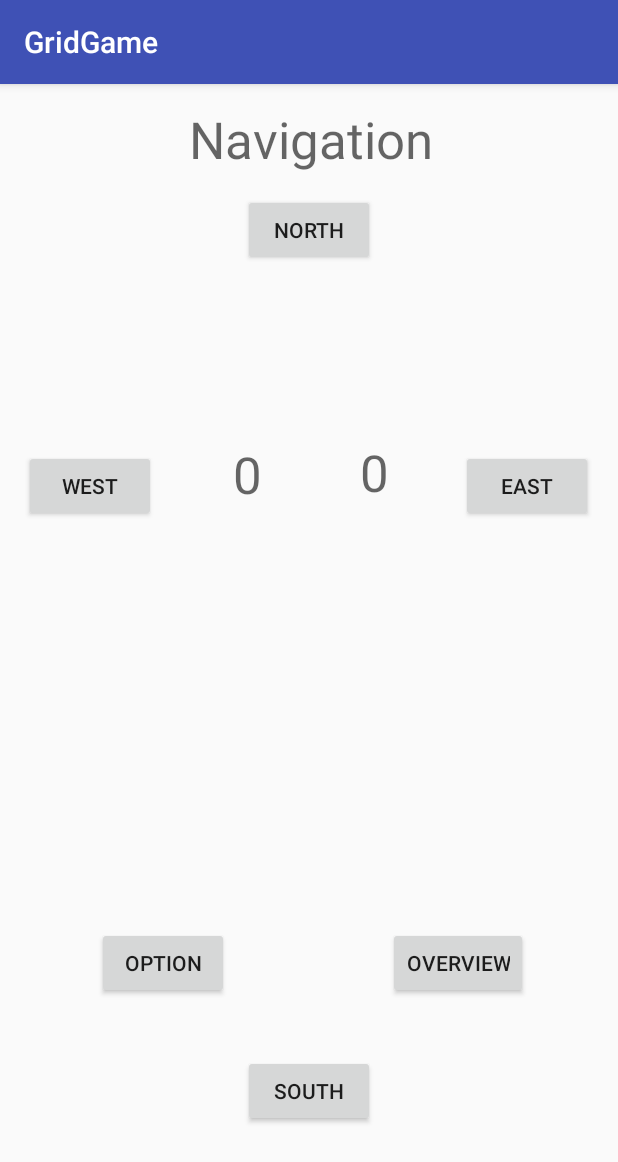
After one commit to CPMugMan/GridGame, an Android app: the NavigationActivity screen opened directly, with no data from a screen before it, on a phone screen of 412 x 824 dp. The commit adds this screen. Shown: the top 1162 px of the screen. Run offline under Robolectric (Android 15) with nearby library versions, the phone set to English and light mode, and no system bars.

Commit message:
Created Model Clases

```diff
--- a/app/src/main/AndroidManifest.xml
+++ b/app/src/main/AndroidManifest.xml
@@ -16,6 +16,7 @@
                 <category android:name="android.intent.category.LAUNCHER" />
             </intent-filter>
         </activity>
+        <activity android:name=".NavigationActivity"></activity>
     </application>
 
 </manifest>
--- /dev/null
+++ b/app/src/main/java/au/edu/curtin/gridgame/NavigationActivity.java
@@ -0,0 +1,42 @@
+package au.edu.curtin.gridgame;
+
+import android.support.v7.app.AppCompatActivity;
+import android.os.Bundle;
+import android.widget.Button;
+import android.widget.TextView;
+
+import org.w3c.dom.Text;
+
+public class NavigationActivity extends AppCompatActivity
+{
+    private Button northButton;
+    private Button southButton;
+    private Button eastButton;
+    private Button westButton;
+    private Button optionButton;
+    private Button overviewButton;
+    private TextView xCoord;
+    private TextView yCoord;
+
+
+    @Override
+    protected void onCreate(Bundle savedInstanceState)
+    {
+        super.onCreate(savedInstanceState);
+        setContentView(R.layout.activity_navigation);
+    }
+
+    private void initialButton()
+    {
+        northButton = (Button)findViewById(R.id.northButton);
+        southButton = (Button)findViewById(R.id.southButton);
+        eastButton = (Button)findViewById(R.id.eastButton);
+        westButton = (Button)findViewById(R.id.westButton);
+        optionButton = (Button)findViewById(R.id.optionButton);
+        overviewButton = (Button)findViewById(R.id.overviewButton);
+        xCoord = (TextView)findViewById(R.id.xCoord);
+        yCoord = (TextView)findViewById(R.id.yCoord);
+    }
+
+
+}
--- /dev/null
+++ b/app/src/main/res/layout/activity_navigation.xml
@@ -0,0 +1,163 @@
+<?xml version="1.0" encoding="utf-8"?>
+<android.support.constraint.ConstraintLayout xmlns:android="http://schemas.android.com/apk/res/android"
+    xmlns:app="http://schemas.android.com/apk/res-auto"
+    xmlns:tools="http://schemas.android.com/tools"
+    android:layout_width="match_parent"
+    android:layout_height="match_parent"
+    tools:context=".NavigationActivity">
+
+    <TextView
+        android:id="@+id/navigtionText"
+        android:layout_width="185dp"
+        android:layout_height="57dp"
+        android:layout_marginBottom="8dp"
+        android:layout_marginTop="8dp"
+        android:gravity="center"
+        android:text="Navigation"
+        android:textAppearance="@style/TextAppearance.AppCompat.Display1"
+        app:layout_constraintBottom_toBottomOf="parent"
+        app:layout_constraintEnd_toEndOf="parent"
+        app:layout_constraintHorizontal_bias="0.502"
+        app:layout_constraintStart_toStartOf="parent"
+        app:layout_constraintTop_toTopOf="parent"
+        app:layout_constraintVertical_bias="0.0" />
+
+    <Button
+        android:id="@+id/northButton"
+        android:layout_width="wrap_content"
+        android:layout_height="wrap_content"
+        android:layout_marginBottom="8dp"
+        android:layout_marginTop="8dp"
+        android:text="North"
+        app:layout_constraintBottom_toBottomOf="parent"
+        app:layout_constraintEnd_toEndOf="parent"
+        app:layout_constraintStart_toStartOf="parent"
+        app:layout_constraintTop_toBottomOf="@+id/navigtionText"
+        app:layout_constraintVertical_bias="0.0" />
+
+    <Button
+        android:id="@+id/westButton"
+        android:layout_width="wrap_content"
+        android:layout_height="wrap_content"
+        android:layout_marginBottom="8dp"
+        android:layout_marginEnd="8dp"
+        android:layout_marginLeft="16dp"
+        android:layout_marginRight="8dp"
+        android:layout_marginStart="16dp"
+        android:layout_marginTop="244dp"
+        android:text="West"
+        app:layout_constraintBottom_toBottomOf="parent"
+        app:layout_constraintEnd_toEndOf="parent"
+        app:layout_constraintHorizontal_bias="0.0"
+        app:layout_constraintStart_toStartOf="parent"
+        app:layout_constraintTop_toTopOf="parent"
+        app:layout_constraintVertical_bias="0.0" />
+
+    <Button
+        android:id="@+id/eastButton"
+        android:layout_width="wrap_content"
+        android:layout_height="wrap_content"
+        android:layout_marginBottom="8dp"
+        android:layout_marginEnd="8dp"
+        android:layout_marginLeft="8dp"
+        android:layout_marginRight="8dp"
+        android:layout_marginStart="8dp"
+        android:layout_marginTop="244dp"
+        android:text="East"
+        app:layout_constraintBottom_toBottomOf="parent"
+        app:layout_constraintEnd_toEndOf="parent"
+        app:layout_constraintHorizontal_bias="0.971"
+        app:layout_constraintStart_toStartOf="parent"
+        app:layout_constraintTop_toTopOf="parent"
+        app:layout_constraintVertical_bias="0.0" />
+
+    <Button
+        android:id="@+id/southButton"
+        android:layout_width="wrap_content"
+        android:layout_height="wrap_content"
+        android:layout_marginBottom="8dp"
+        android:text="South"
+        app:layout_constraintBottom_toBottomOf="parent"
+        app:layout_constraintEnd_toEndOf="parent"
+        app:layout_constraintStart_toStartOf="parent"
+        app:layout_constraintTop_toBottomOf="@id/navigtionText"
+        app:layout_constraintVertical_bias="0.9" />
+
+    <Button
+        android:id="@+id/optionButton"
+        android:layout_width="wrap_content"
+        android:layout_height="wrap_content"
+        android:layout_marginBottom="8dp"
+        android:layout_marginEnd="8dp"
+        android:layout_marginLeft="8dp"
+        android:layout_marginRight="8dp"
+        android:layout_marginStart="8dp"
+        android:layout_marginTop="8dp"
+        android:text="Option"
+        app:layout_constraintBottom_toBottomOf="parent"
+        app:layout_constraintEnd_toEndOf="parent"
+        app:layout_constraintHorizontal_bias="0.185"
+        app:layout_constraintStart_toStartOf="parent"
+        app:layout_constraintTop_toTopOf="parent"
+        app:layout_constraintVertical_bias="0.787" />
+
+    <Button
+        android:id="@+id/overviewButton"
+        android:layout_width="wrap_content"
+        android:layout_height="wrap_content"
+        android:layout_marginBottom="8dp"
+        android:layout_marginEnd="8dp"
+        android:layout_marginLeft="8dp"
+        android:layout_marginRight="8dp"
+        android:layout_marginStart="8dp"
+        android:layout_marginTop="8dp"
+        android:text="Overview"
+        app:layout_constraintBottom_toBottomOf="parent"
+        app:layout_constraintEnd_toEndOf="parent"
+        app:layout_constraintHorizontal_bias="0.829"
+        app:layout_constraintStart_toStartOf="parent"
+        app:layout_constraintTop_toTopOf="parent"
+        app:layout_constraintVertical_bias="0.787" />
+
+    <TextView
+        android:id="@+id/xCoord"
+        android:layout_width="68dp"
+        android:layout_height="58dp"
+        android:layout_marginBottom="8dp"
+        android:layout_marginEnd="8dp"
+        android:layout_marginLeft="8dp"
+        android:layout_marginRight="8dp"
+        android:layout_marginStart="8dp"
+        android:layout_marginTop="8dp"
+        android:gravity="center"
+        android:inputType="number"
+        android:text="0"
+        android:textAppearance="@style/TextAppearance.AppCompat.Display1"
+        app:layout_constraintBottom_toBottomOf="parent"
+        app:layout_constraintEnd_toEndOf="parent"
+        app:layout_constraintHorizontal_bias="0.633"
+        app:layout_constraintStart_toStartOf="parent"
+        app:layout_constraintTop_toTopOf="parent"
+        app:layout_constraintVertical_bias="0.32" />
+
+    <TextView
+        android:id="@+id/yCoord"
+        android:layout_width="68dp"
+        android:layout_height="58dp"
+        android:layout_marginBottom="8dp"
+        android:layout_marginEnd="8dp"
+        android:layout_marginLeft="8dp"
+        android:layout_marginRight="8dp"
+        android:layout_marginStart="8dp"
+        android:layout_marginTop="8dp"
+        android:gravity="center"
+        android:inputType="number"
+        android:text="0"
+        android:textAppearance="@style/TextAppearance.AppCompat.Display1"
+        app:layout_constraintBottom_toBottomOf="parent"
+        app:layout_constraintEnd_toEndOf="parent"
+        app:layout_constraintHorizontal_bias="0.373"
+        app:layout_constraintStart_toStartOf="parent"
+        app:layout_constraintTop_toTopOf="parent"
+        app:layout_constraintVertical_bias="0.322" />
+</android.support.constraint.ConstraintLayout>
--- a/build.gradle
+++ b/build.gradle
@@ -7,7 +7,7 @@ buildscript {
         jcenter()
     }
     dependencies {
-        classpath 'com.android.tools.build:gradle:3.1.4'
+        classpath 'com.android.tools.build:gradle:3.2.0'
 
 
         // NOTE: Do not place your application dependencies here; they belong
```
Also changed, not shown: app/src/main/java/au/edu/curtin/gridgame/Area.java (added, +99 -0 lines), app/src/main/java/au/edu/curtin/gridgame/Equipment.java (added, +25 -0 lines), app/src/main/java/au/edu/curtin/gridgame/Food.java (added, +25 -0 lines), app/src/main/java/au/edu/curtin/gridgame/GameData.java (added, +33 -0 lines), app/src/main/java/au/edu/curtin/gridgame/Item.java (added, +31 -0 lines), app/src/main/java/au/edu/curtin/gridgame/OpeningScreenActivity.java (+16 -0 lines), app/src/main/java/au/edu/curtin/gridgame/Player.java (added, +104 -0 lines), app/src/main/res/layout/activity_opening_screen.xml (+20 -2 lines), gradle/wrapper/gradle-wrapper.properties.
